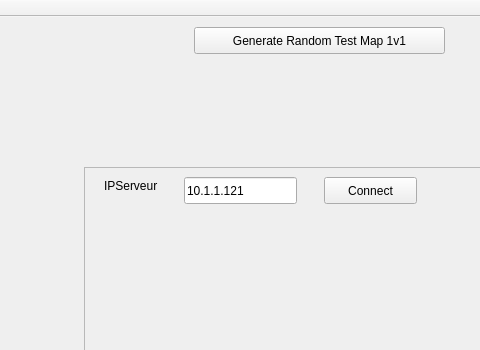
Before: the Qt Designer form clientmaingame.ui in samuellavoie90/cll-PlanetWarsClient, drawn with Qt 5; both pictures show x 226 to 706 and y 0 to 350 of the 1200 by 1000 pixel window.
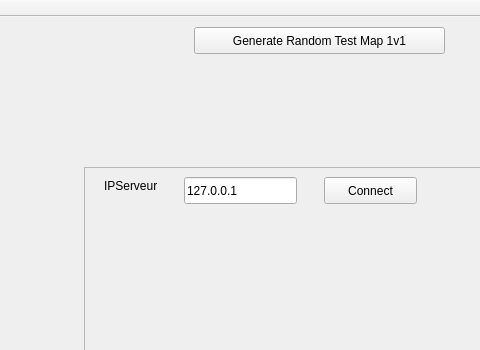
After: the same form once the commit is applied.

The edit to the form file:
```diff
--- a/clientmaingame.ui
+++ b/clientmaingame.ui
@@ -65,7 +65,7 @@
       </rect>
      </property>
      <property name="text">
-      <string>10.1.1.121</string>
+      <string>127.0.0.1</string>
      </property>
     </widget>
    </widget>
```
